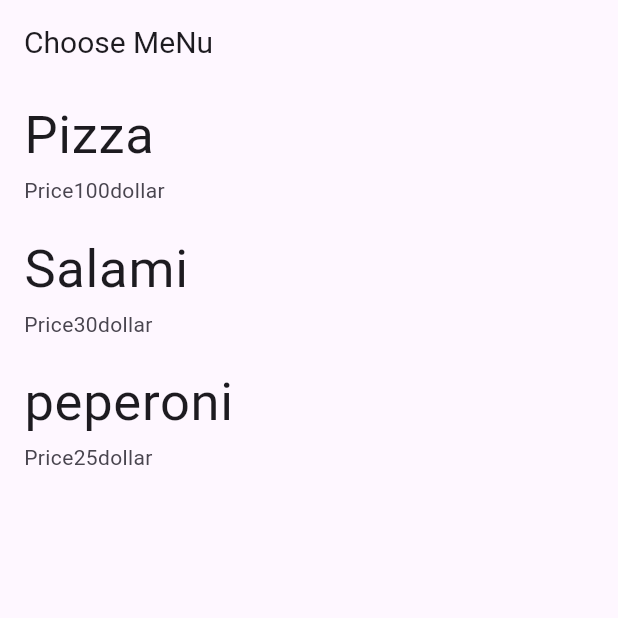
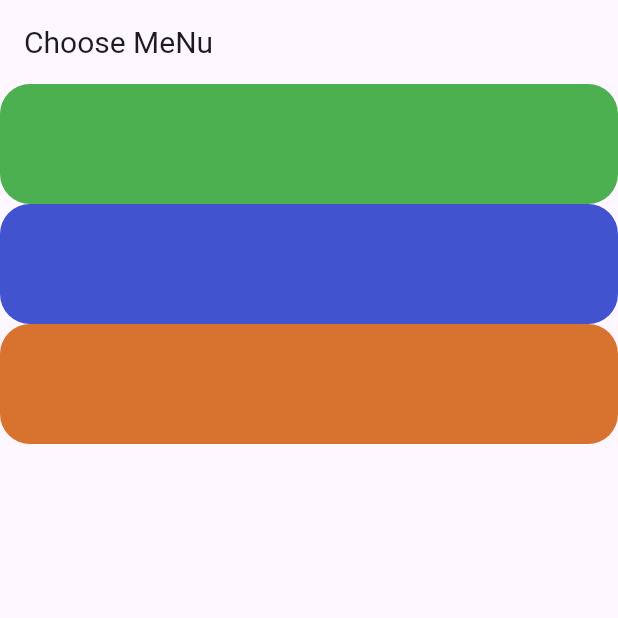
Before and after one commit to DevSNN8/App_Flutter, a Flutter app: the screen it shows after launch, on a phone screen of 412 x 824 dp, the top half of it. Run offline on Flutter 3.47's test engine with Material 3 defaults, Android fonts, the phone set to English and light mode, and no system bars.

Commit message:
container

```diff
--- a/lib/FoodMenu.dart
+++ b/lib/FoodMenu.dart
@@ -1,6 +1,7 @@
 class Foodmenu {
   String name;
   String price;
+  String img;
 
-  Foodmenu(this.name, this.price);
+  Foodmenu(this.name, this.price, this.img);
 }
--- a/lib/main.dart
+++ b/lib/main.dart
@@ -13,7 +13,7 @@ class Myapp extends StatelessWidget {
     return MaterialApp(
       title: "My app",
       home: Myhomepage(),
-      theme: ThemeData(primarySwatch: Colors.brown),
+      theme: ThemeData(primarySwatch: Colors.pink),
     );
   }
 }
@@ -26,12 +26,6 @@ class Myhomepage extends StatefulWidget {
 }
 
 class _MyhomepageState extends State<Myhomepage> {
-  List<Foodmenu> menu = [
-    Foodmenu("Pizza", "100"),
-    Foodmenu("Salami", "30"),
-    Foodmenu("peperoni", "25")
-  ];
-
   @override
   Widget build(BuildContext context) {
     return Scaffold(
@@ -43,17 +37,26 @@ class _MyhomepageState extends State<Myhomepage> {
             ),
           ),
         ),
-        body: ListView.builder(
-            itemCount: menu.length,
-            itemBuilder: (BuildContext, int index) {
-              Foodmenu food = menu[index];
-              return ListTile(
-                title: Text(
-                  food.name,
-                  style: TextStyle(fontSize: 35),
-                ),
-                subtitle: Text("Price" + food.price + "dollar"),
-              );
-            }));
+        body: Column(
+          children: [
+            Container(
+              decoration: BoxDecoration(
+                  color: Colors.green, borderRadius: BorderRadius.circular(20)),
+              height: 80,
+            ),
+            Container(
+              decoration: BoxDecoration(
+                  color: Color.fromARGB(255, 66, 83, 208),
+                  borderRadius: BorderRadius.circular(20)),
+              height: 80,
+            ),
+            Container(
+              decoration: BoxDecoration(
+                  color: Color.fromARGB(255, 215, 114, 47),
+                  borderRadius: BorderRadius.circular(20)),
+              height: 80,
+            )
+          ],
+        ));
   }
 }
--- a/pubspec.yaml
+++ b/pubspec.yaml
@@ -69,7 +69,8 @@ flutter:
   # assets:
   #   - images/a_dot_burr.jpeg
   #   - images/a_dot_ham.jpeg
-
+  assets:
+    - assets/images/
   # An image asset can refer to one or more resolution-specific "variants", see
   # https://flutter.dev/assets-and-images/#resolution-aware
 
```
Also changed, not shown: assets/images/picture1.jpg (added), assets/images/picture2.jpg (added), assets/images/picture3.jpg (added), assets/images/picture4.jpg (added).
